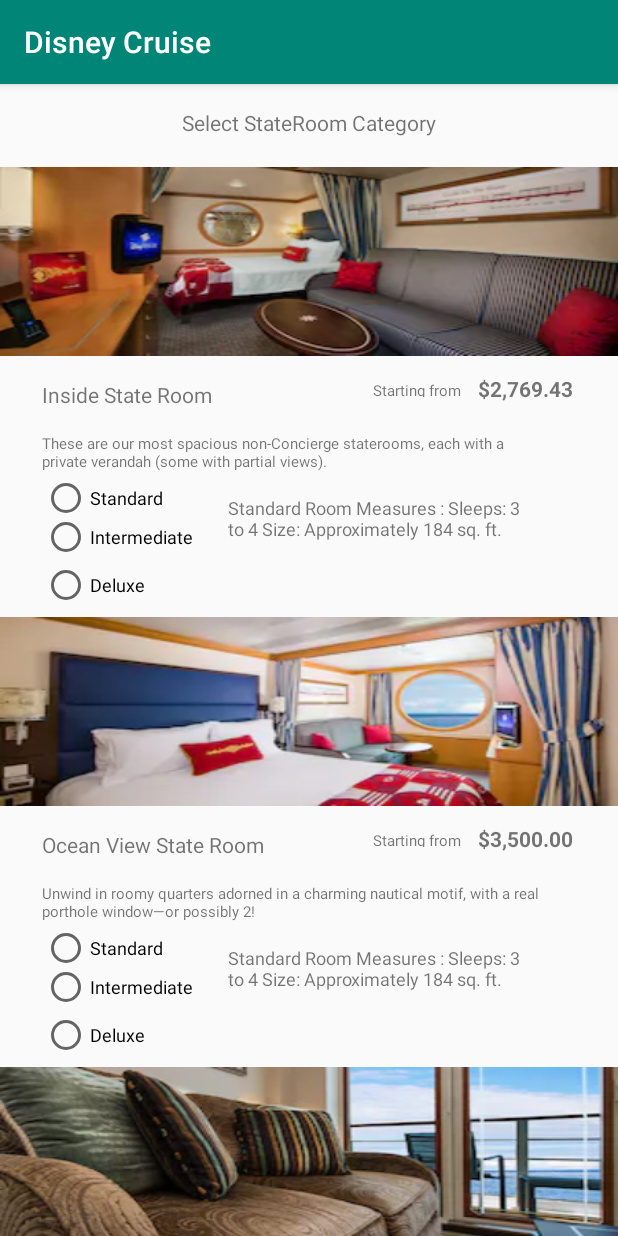
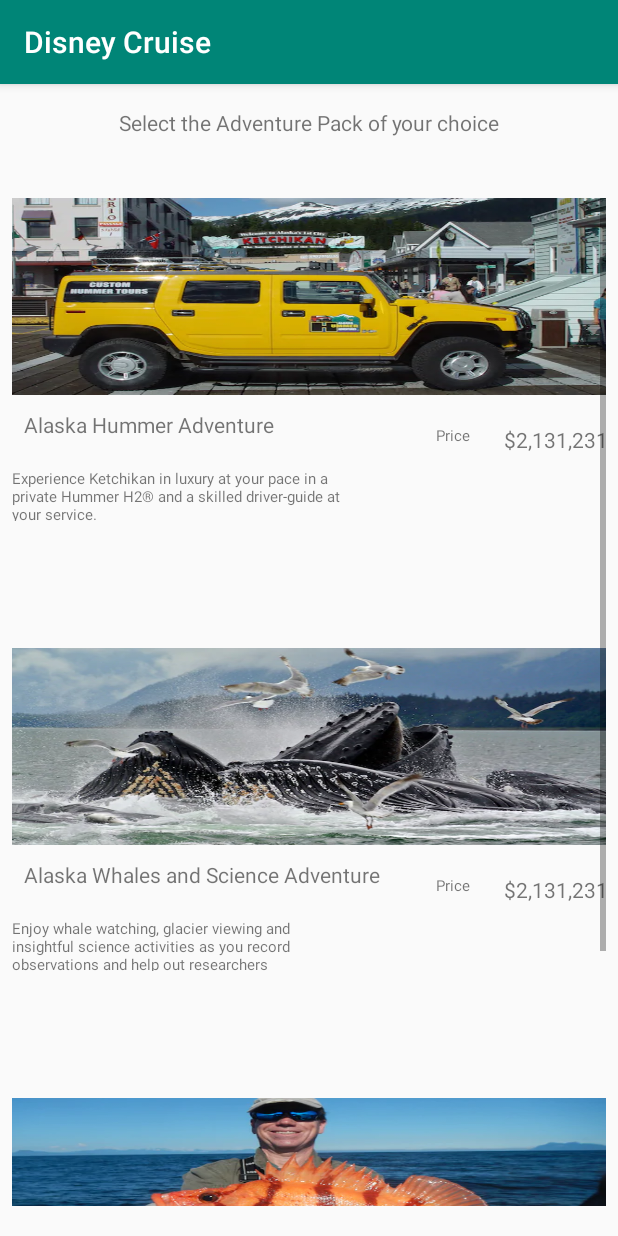
Before and after one commit to Herb2o11/MobileCruiseApp, an Android app: the StateRoomTypeActivity screen opened directly, with no data from a screen before it, after a tap on an icon or button, on a phone screen of 412 x 824 dp. Run offline under Robolectric (Android 15) with nearby library versions, the phone set to English and light mode, and no system bars.

Commit message:
I've created the Adventure Pack page;added the intent in the state room to acces the adventure pack

```diff
--- a/app/src/main/java/com/example/test/AdventurePackActivity.java
+++ b/app/src/main/java/com/example/test/AdventurePackActivity.java
@@ -2,10 +2,16 @@ package com.example.test;
 
 import android.support.v7.app.AppCompatActivity;
 import android.os.Bundle;
+import android.view.LayoutInflater;
+import android.view.View;
+import android.widget.ImageView;
 import android.widget.LinearLayout;
+import android.widget.TextView;
+import android.widget.Toast;
 
 import java.text.NumberFormat;
 import java.util.ArrayList;
+import java.util.Arrays;
 import java.util.List;
 
 
@@ -21,6 +27,44 @@ public class AdventurePackActivity extends AppCompatActivity {
         super.onCreate(savedInstanceState);
         setContentView(R.layout.activity_adventure_pack);
 
+        linearLayout = findViewById(R.id.adv_pack_container);
+        LayoutInflater inflaterAdv = getLayoutInflater();
+
+        adventurePackageentities = Arrays.asList(
+                new AdventurepackEntity(R.drawable.alaskahummer,"Alaska Hummer Adventure", "Experience Ketchikan in luxury at your pace in a private Hummer H2® and a skilled driver-guide at your service.",650),
+                new AdventurepackEntity(R.drawable.alaskawhales1,"Alaska Whales and Science Adventure","Enjoy whale watching, glacier viewing and insightful science activities as you record observations and help out researchers",200),
+                new AdventurepackEntity(R.drawable.alaskanfishcamp1,"Alaske Fish Camp", "Angle for rockfish, red snapper, cod and even salmon before having your catch cooked as a part of a fish feast.",380)
+        );
+
+        for (AdventurepackEntity adventurepackEntity :adventurePackageentities){
+
+            View view = inflaterAdv.inflate(R.layout.adventure_pack_row, linearLayout, false);
+
+            ImageView imageView = view.findViewById(R.id.advheaderImage);
+            imageView.setOnClickListener(new View.OnClickListener() {
+                @Override
+                public void onClick(View v) {
+                    Toast.makeText(AdventurePackActivity.this,"testimageclick",Toast.LENGTH_SHORT).show();
+
+                }
+            });
+            //TextView txtName = view.findViewById(R.id.txt_room_info);
+            TextView txtAdvName = view.findViewById(R.id.txt_adv_name);
+            TextView txtadvInfo = view.findViewById(R.id.txt_adv_info);
+            TextView txtadvPrice = view.findViewById(R.id.txt_adventure_price);
+
+            imageView.setImageDrawable(getResources().getDrawable(adventurepackEntity.getAdvImage()));
+            txtAdvName.setText(adventurepackEntity.getName());
+            txtadvInfo.setText(adventurepackEntity.getDescription());
+            txtadvPrice.setText(numberFormat.format(adventurepackEntity.getAdvImage()));
+
+            linearLayout.addView(view);
+
+
+
+        }
+
+
 
     }
 }
--- a/app/src/main/java/com/example/test/StateRoomTypeActivity.java
+++ b/app/src/main/java/com/example/test/StateRoomTypeActivity.java
@@ -1,5 +1,6 @@
 package com.example.test;
 
+import android.content.Intent;
 import android.support.v7.app.AppCompatActivity;
 import android.os.Bundle;
 import android.view.LayoutInflater;
@@ -41,11 +42,15 @@ public class StateRoomTypeActivity extends AppCompatActivity {
             imageView.setOnClickListener(new View.OnClickListener() {
                 @Override
                 public void onClick(View v) {
-                    Toast.makeText(StateRoomTypeActivity.this, "testImageclick", Toast.LENGTH_SHORT).show();
+                  //  Toast.makeText(StateRoomTypeActivity.this, "testImageclick", Toast.LENGTH_SHORT).show();
+                    Intent intentAdventure = new Intent(StateRoomTypeActivity.this,AdventurePackActivity.class);
+                    startActivity(intentAdventure);
+
+
                 }
             });
-            TextView txtName = view.findViewById(R.id.txt_adv_name);
-            TextView txtDeck = view.findViewById(R.id.txt_adv_info);
+            TextView txtName = view.findViewById(R.id.txt_room_info);
+            TextView txtDeck = view.findViewById(R.id.txt_stateroominfo);
             TextView txtPrice = view.findViewById(R.id.txt_price);
 
             imageView.setImageDrawable(getResources().getDrawable(stateRoomEntity.getImage()));
--- a/app/src/main/res/layout/activity_adventure_pack.xml
+++ b/app/src/main/res/layout/activity_adventure_pack.xml
@@ -8,7 +8,7 @@
 
     <ScrollView
         android:id="@+id/scrollView3"
-        android:layout_width="361dp"
+        android:layout_width="match_parent"
         android:layout_height="672dp"
         android:layout_marginStart="8dp"
         android:layout_marginLeft="8dp"
--- a/app/src/main/res/layout/adventure_pack_row.xml
+++ b/app/src/main/res/layout/adventure_pack_row.xml
@@ -6,14 +6,14 @@
     android:layout_height="300dp">
 
     <TextView
-        android:id="@+id/textView4"
+        android:id="@+id/txtadvdetails"
         android:layout_width="222dp"
         android:layout_height="58dp"
         android:layout_marginTop="8dp"
-        android:layout_marginEnd="160dp"
-        android:layout_marginRight="160dp"
-        android:layout_marginBottom="8dp"
-        android:text="Experience Ketchikan in luxury at your pace in a private Hummer H2® and a skilled driver-guide at your service."
+        android:layout_marginEnd="184dp"
+        android:layout_marginRight="184dp"
+        android:layout_marginBottom="16dp"
+
         android:textSize="12sp"
         app:layout_constraintBottom_toBottomOf="parent"
         app:layout_constraintEnd_toEndOf="parent"
@@ -21,62 +21,29 @@
         app:layout_constraintVertical_bias="0.0" />
 
     <TextView
-        android:id="@+id/txt_adv_name"
-        android:layout_width="wrap_content"
-        android:layout_height="0dp"
-        android:layout_marginStart="28dp"
-        android:layout_marginLeft="28dp"
-        android:layout_marginEnd="8dp"
-        android:layout_marginRight="8dp"
-        android:text="TextView"
-        app:layout_constraintBottom_toBottomOf="@+id/txt_advprice_dummy"
-        app:layout_constraintEnd_toStartOf="@+id/txt_advprice_dummy"
-        app:layout_constraintHorizontal_bias="0.0"
-        app:layout_constraintStart_toStartOf="parent"
-        tools:text="Alaska Hummer Adventure" />
-
-    <TextView
         android:id="@+id/txt_adv_info"
         android:layout_width="223dp"
         android:layout_height="35dp"
-        android:layout_marginStart="28dp"
-        android:layout_marginLeft="28dp"
-        android:layout_marginTop="12dp"
+        android:layout_marginTop="180dp"
         android:text="For Up To 5 Guests, 4 Adults  1 Child"
         android:textSize="10sp"
         app:layout_constraintStart_toStartOf="parent"
-        app:layout_constraintTop_toBottomOf="@+id/txt_adv_name" />
+        app:layout_constraintTop_toTopOf="parent" />
 
     <TextView
-        android:id="@+id/txt_advprice_dummy"
-        android:layout_width="wrap_content"
-        android:layout_height="11dp"
+        android:id="@+id/txt_adv_dummy"
+        android:layout_width="37dp"
+        android:layout_height="22dp"
         android:layout_marginTop="20dp"
-        android:layout_marginEnd="92dp"
-        android:layout_marginRight="92dp"
+        android:layout_marginEnd="76dp"
+        android:layout_marginRight="76dp"
+        android:layout_marginBottom="8dp"
         android:text="Price"
         android:textSize="10sp"
-        app:layout_constraintEnd_toEndOf="parent"
-        app:layout_constraintTop_toBottomOf="@+id/advheaderImage" />
-
-    <TextView
-        android:id="@+id/txt_price"
-        android:layout_width="wrap_content"
-        android:layout_height="wrap_content"
-        android:layout_marginStart="8dp"
-        android:layout_marginLeft="8dp"
-        android:layout_marginTop="8dp"
-        android:layout_marginEnd="8dp"
-        android:layout_marginRight="8dp"
-        android:layout_marginBottom="136dp"
-        android:text="$650,00"
-        android:textStyle="bold"
         app:layout_constraintBottom_toBottomOf="parent"
         app:layout_constraintEnd_toEndOf="parent"
-        app:layout_constraintHorizontal_bias="0.285"
-        app:layout_constraintStart_toEndOf="@+id/txt_advprice_dummy"
-        app:layout_constraintTop_toTopOf="@+id/txt_advprice_dummy"
-        app:layout_constraintVertical_bias="1.0" />
+        app:layout_constraintTop_toBottomOf="@+id/advheaderImage"
+        app:layout_constraintVertical_bias="0.0" />
 
     <ImageView
         android:id="@+id/advheaderImage"
@@ -88,4 +55,36 @@
         app:layout_constraintTop_toTopOf="parent"
         app:srcCompat="@drawable/alaskahummer" />
 
+    <TextView
+        android:id="@+id/txt_adventure_price"
+        android:layout_width="wrap_content"
+        android:layout_height="wrap_content"
+        android:layout_marginStart="8dp"
+        android:layout_marginLeft="8dp"
+        android:layout_marginTop="8dp"
+        android:layout_marginBottom="8dp"
+        android:text="$650,00"
+        app:layout_constraintBottom_toBottomOf="parent"
+        app:layout_constraintStart_toEndOf="@+id/txt_adv_dummy"
+        app:layout_constraintTop_toBottomOf="@+id/advheaderImage"
+        app:layout_constraintVertical_bias="0.089" />
+
+    <TextView
+        android:id="@+id/txt_adv_name"
+        android:layout_width="wrap_content"
+        android:layout_height="wrap_content"
+        android:layout_marginStart="8dp"
+        android:layout_marginLeft="8dp"
+        android:layout_marginTop="8dp"
+        android:layout_marginEnd="8dp"
+        android:layout_marginRight="8dp"
+        android:layout_marginBottom="8dp"
+        android:text="Alaska Hummer Adventure"
+        app:layout_constraintBottom_toTopOf="@+id/txt_adv_info"
+        app:layout_constraintEnd_toStartOf="@+id/txt_adv_dummy"
+        app:layout_constraintHorizontal_bias="0.0"
+        app:layout_constraintStart_toStartOf="parent"
+        app:layout_constraintTop_toBottomOf="@+id/advheaderImage"
+        app:layout_constraintVertical_bias="0.142" />
+
 </android.support.constraint.ConstraintLayout>
--- a/app/src/main/res/layout/state_room_row.xml
+++ b/app/src/main/res/layout/state_room_row.xml
@@ -18,7 +18,7 @@
         app:layout_constraintEnd_toEndOf="parent"
         app:layout_constraintHorizontal_bias="0.071"
         app:layout_constraintStart_toStartOf="parent"
-        app:layout_constraintTop_toBottomOf="@+id/txt_adv_info"
+
         app:layout_constraintVertical_bias="0.0">
 
         <RadioButton
@@ -47,7 +47,7 @@
     </RadioGroup>
 
     <TextView
-        android:id="@+id/textView4"
+        android:id="@+id/txtroomdetails"
         android:layout_width="203dp"
         android:layout_height="74dp"
         android:layout_marginStart="8dp"
@@ -62,7 +62,7 @@
         app:layout_constraintEnd_toEndOf="parent"
         app:layout_constraintHorizontal_bias="0.0"
         app:layout_constraintStart_toEndOf="@+id/rdBtnGrpRoomCategory"
-        app:layout_constraintTop_toBottomOf="@+id/txt_adv_info"
+
         app:layout_constraintVertical_bias="0.0" />
 
     <ImageView
@@ -76,40 +76,30 @@
         app:srcCompat="@drawable/insidestateroom" />
 
     <TextView
-        android:id="@+id/txt_adv_name"
+        android:id="@+id/txt_room_info"
         android:layout_width="wrap_content"
         android:layout_height="0dp"
-        android:layout_marginStart="28dp"
-        android:layout_marginLeft="28dp"
-        android:layout_marginTop="16dp"
+        android:layout_marginStart="16dp"
+        android:layout_marginLeft="16dp"
+        android:layout_marginTop="12dp"
         android:text="TextView"
         app:layout_constraintStart_toStartOf="parent"
         app:layout_constraintTop_toBottomOf="@+id/header_image"
         tools:text="Standard Inside Room" />
 
     <TextView
-        android:id="@+id/txt_adv_info"
+        android:id="@+id/txt_stateroominfo"
         android:layout_width="332dp"
         android:layout_height="33dp"
-        android:layout_marginStart="28dp"
-        android:layout_marginLeft="28dp"
-        android:layout_marginTop="16dp"
+        android:layout_marginStart="16dp"
+        android:layout_marginLeft="16dp"
+        android:layout_marginTop="168dp"
+        android:layout_marginBottom="8dp"
         android:text="Deck 2 - Category 11C"
         android:textSize="10sp"
+        app:layout_constraintBottom_toTopOf="@+id/txtroomdetails"
         app:layout_constraintStart_toStartOf="parent"
-        app:layout_constraintTop_toBottomOf="@+id/txt_adv_name" />
-
-    <TextView
-        android:id="@+id/txt_advprice_dummy"
-        android:layout_width="wrap_content"
-        android:layout_height="11dp"
-        android:layout_marginTop="16dp"
-        android:layout_marginEnd="104dp"
-        android:layout_marginRight="104dp"
-        android:text="Starting from"
-        android:textSize="10sp"
-        app:layout_constraintEnd_toEndOf="parent"
-        app:layout_constraintTop_toBottomOf="@+id/header_image" />
+        app:layout_constraintTop_toTopOf="parent" />
 
     <TextView
         android:id="@+id/txt_price"
@@ -117,14 +107,29 @@
         android:layout_height="wrap_content"
         android:layout_marginStart="8dp"
         android:layout_marginLeft="8dp"
-        android:layout_marginTop="12dp"
+        android:layout_marginTop="8dp"
         android:layout_marginEnd="8dp"
         android:layout_marginRight="8dp"
-        android:text="$ 2,790.00"
-        android:textStyle="bold"
+        android:layout_marginBottom="8dp"
+        android:text="$1450,00"
+        app:layout_constraintBottom_toBottomOf="parent"
         app:layout_constraintEnd_toEndOf="parent"
-        app:layout_constraintHorizontal_bias="0.1"
-        app:layout_constraintStart_toEndOf="@+id/txt_advprice_dummy"
+        app:layout_constraintHorizontal_bias="0.905"
+        app:layout_constraintStart_toEndOf="@+id/text_dummy_price"
+        app:layout_constraintTop_toBottomOf="@+id/header_image"
+        app:layout_constraintVertical_bias="0.05" />
+
+    <TextView
+        android:id="@+id/text_dummy_price"
+        android:layout_width="wrap_content"
+        android:layout_height="wrap_content"
+        android:layout_marginStart="8dp"
+        android:layout_marginLeft="8dp"
+        android:layout_marginTop="8dp"
+        android:text="Starting From"
+
+
+        app:layout_constraintStart_toEndOf="@+id/txt_room_info"
         app:layout_constraintTop_toBottomOf="@+id/header_image" />
 
 </android.support.constraint.ConstraintLayout>
```
Also changed, not shown: app/src/main/res/drawable/alaskanfishcamp1.png (added), app/src/main/res/drawable/alaskawhales1.png (added).
